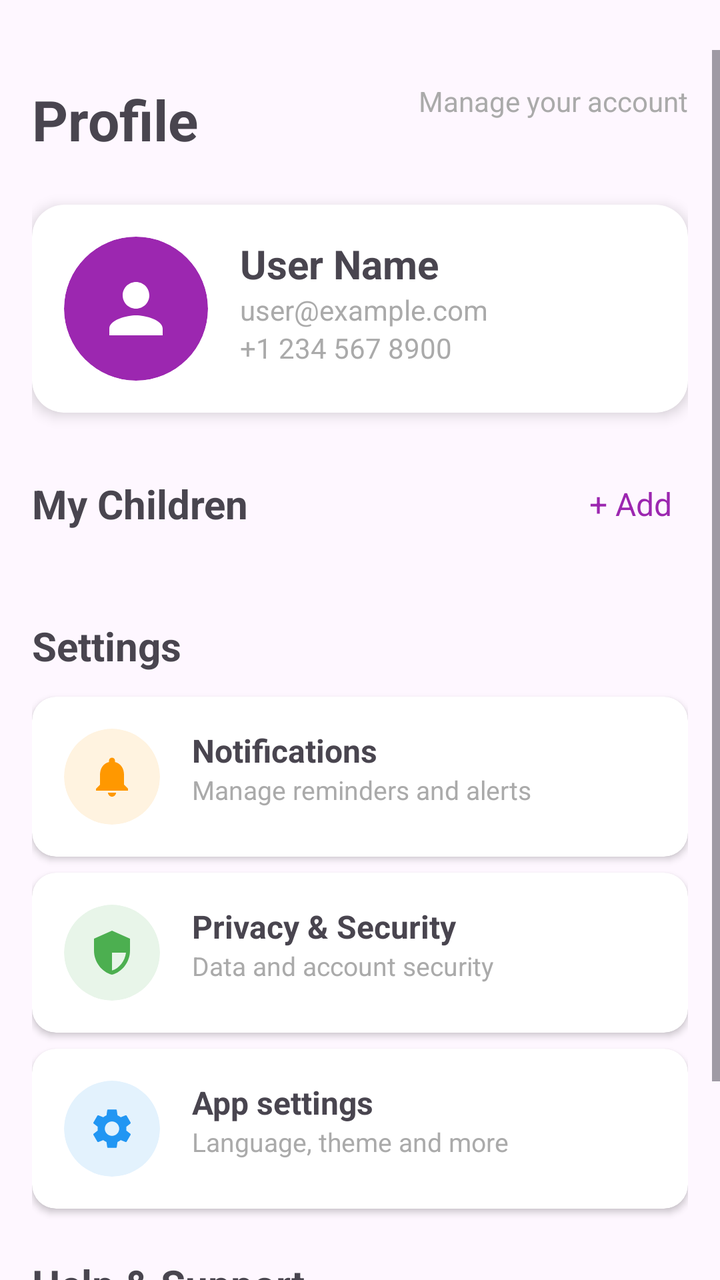
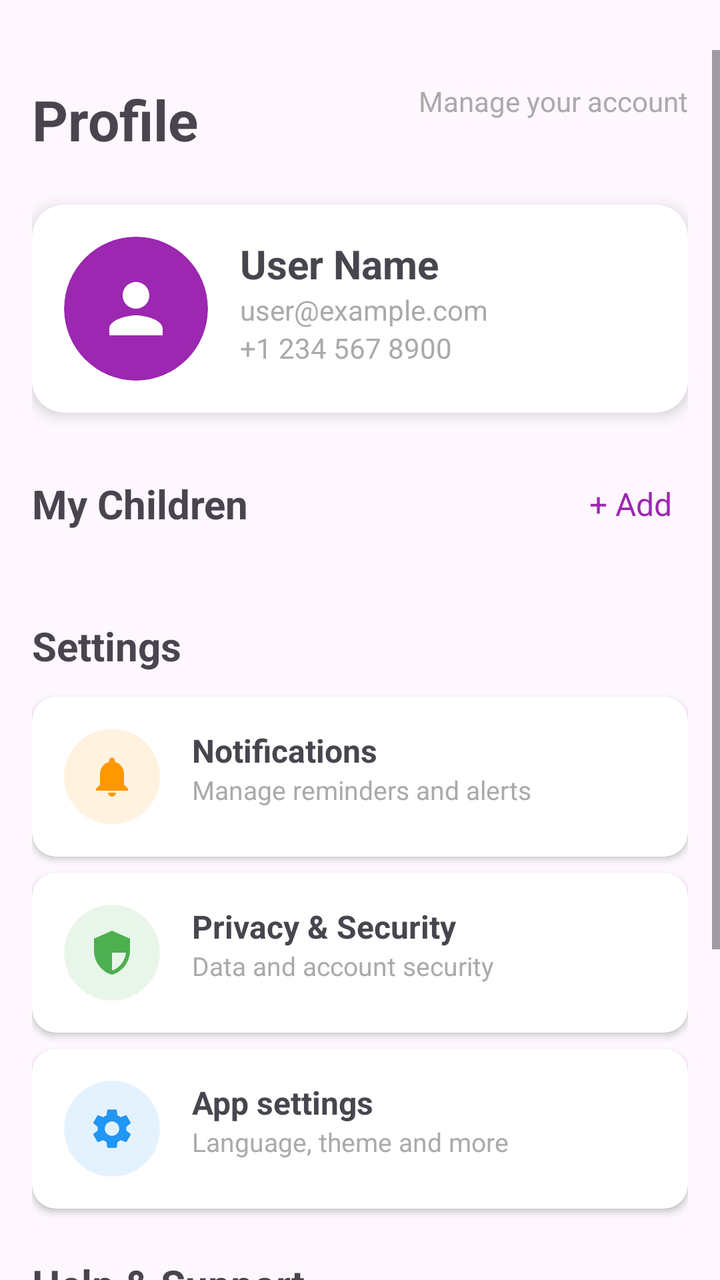

Compare the two renders of this Android layout. The source of the first and the diff that turns it into the second are given below.
<!-- AndroidManifest.xml: application theme Theme.Carelyo -->
<!-- res/layout/fragment_profile.xml -->
<?xml version="1.0" encoding="utf-8"?>
<ScrollView
    xmlns:android="http://schemas.android.com/apk/res/android"
    xmlns:app="http://schemas.android.com/apk/res-auto"
    android:layout_width="match_parent"
    android:layout_height="match_parent"
    android:fillViewport="true"
    android:paddingTop="25dp">

    <androidx.constraintlayout.widget.ConstraintLayout
        android:layout_width="match_parent"
        android:layout_height="wrap_content"
        android:padding="16dp"
        android:paddingBottom="32dp">

        
        <TextView
            android:id="@+id/tvProfileHeader"
            android:layout_width="wrap_content"
            android:layout_height="wrap_content"
            android:text="Profile"
            android:textSize="28sp"
            android:textStyle="bold"
            app:layout_constraintStart_toStartOf="parent"
            app:layout_constraintTop_toTopOf="parent" />

        
        <TextView
            android:id="@+id/tvManageAccount"
            android:layout_width="wrap_content"
            android:layout_height="wrap_content"
            android:text="Manage your account"
            android:textColor="@android:color/darker_gray"
            android:textSize="14sp"
            app:layout_constraintEnd_toEndOf="parent"
            app:layout_constraintTop_toTopOf="parent" />

        
        <androidx.cardview.widget.CardView
            android:id="@+id/cvProfile"
            android:layout_width="match_parent"
            android:layout_height="wrap_content"
            android:layout_marginTop="24dp"
            app:cardCornerRadius="16dp"
            app:cardElevation="4dp"
            app:layout_constraintTop_toBottomOf="@+id/tvProfileHeader">

            <androidx.constraintlayout.widget.ConstraintLayout
                android:layout_width="match_parent"
                android:layout_height="wrap_content"
                android:padding="16dp">

                
                <androidx.cardview.widget.CardView
                    android:id="@+id/cvProfileIcon"
                    android:layout_width="72dp"
                    android:layout_height="72dp"
                    app:cardCornerRadius="36dp"
                    app:cardElevation="0dp"
                    app:cardBackgroundColor="@color/purple_500"
                    app:layout_constraintStart_toStartOf="parent"
                    app:layout_constraintTop_toTopOf="parent">

                    <ImageView
                        android:id="@+id/ivProfileIcon"
                        android:layout_width="40dp"
                        android:layout_height="40dp"
                        android:layout_gravity="center"
                        android:src="@drawable/ic_person"
                        android:tint="@android:color/white" />

                </androidx.cardview.widget.CardView>

                
                <TextView
                    android:id="@+id/tvUserName"
                    android:layout_width="0dp"
                    android:layout_height="wrap_content"
                    android:layout_marginStart="16dp"
                    android:text="User Name"
                    android:textSize="20sp"
                    android:textStyle="bold"
                    app:layout_constraintEnd_toEndOf="parent"
                    app:layout_constraintStart_toEndOf="@+id/cvProfileIcon"
                    app:layout_constraintTop_toTopOf="@+id/cvProfileIcon" />

                
                <TextView
                    android:id="@+id/tvUserEmail"
                    android:layout_width="0dp"
                    android:layout_height="wrap_content"
                    android:text="user@example.com"
                    android:layout_marginStart="16dp"
                    android:textSize="14sp"
                    android:textColor="@android:color/darker_gray"
                    app:layout_constraintEnd_toEndOf="parent"
                    app:layout_constraintStart_toEndOf="@+id/cvProfileIcon"
                    app:layout_constraintTop_toBottomOf="@+id/tvUserName" />

                
                <TextView
                    android:id="@+id/tvUserPhone"
                    android:layout_width="0dp"
                    android:layout_height="wrap_content"
                    android:text="+1 234 567 8900"
                    android:layout_marginStart="16dp"
                    android:textSize="14sp"
                    android:textColor="@android:color/darker_gray"
                    app:layout_constraintEnd_toEndOf="parent"
                    app:layout_constraintStart_toEndOf="@+id/cvProfileIcon"
                    app:layout_constraintTop_toBottomOf="@+id/tvUserEmail" />

            </androidx.constraintlayout.widget.ConstraintLayout>

        </androidx.cardview.widget.CardView>

        
        <TextView
            android:id="@+id/tvMyChildrenHeader"
            android:layout_width="wrap_content"
            android:layout_height="wrap_content"
            android:layout_marginTop="32dp"
            android:text="My Children"
            android:textSize="20sp"
            android:textStyle="bold"
            app:layout_constraintStart_toStartOf="parent"
            app:layout_constraintTop_toBottomOf="@+id/cvProfile" />

        
        <TextView
            android:id="@+id/tvAddChild"
            android:layout_width="wrap_content"
            android:layout_height="wrap_content"
            android:text="+ Add"
            android:textColor="@color/purple_500"
            android:textSize="16sp"
            android:background="?attr/selectableItemBackgroundBorderless"
            android:padding="8dp"
            app:layout_constraintEnd_toEndOf="parent"
            app:layout_constraintTop_toTopOf="@+id/tvMyChildrenHeader"
            app:layout_constraintBottom_toBottomOf="@+id/tvMyChildrenHeader" />

        
        <androidx.recyclerview.widget.RecyclerView
            android:id="@+id/rvChildren"
            android:layout_width="match_parent"
            android:layout_height="wrap_content"
            android:layout_marginTop="12dp"
            app:layout_constraintTop_toBottomOf="@+id/tvMyChildrenHeader"
            app:layout_constraintStart_toStartOf="parent"
            app:layout_constraintEnd_toEndOf="parent" />

        
        <TextView
            android:id="@+id/tvSettingsHeader"
            android:layout_width="wrap_content"
            android:layout_height="wrap_content"
            android:layout_marginTop="32dp"
            android:text="Settings"
            android:textSize="20sp"
            android:textStyle="bold"
            app:layout_constraintStart_toStartOf="parent"
            app:layout_constraintTop_toBottomOf="@+id/rvChildren" />

        
        <androidx.cardview.widget.CardView
            android:id="@+id/cvNotifications"
            android:layout_width="match_parent"
            android:layout_height="wrap_content"
            android:layout_marginTop="12dp"
            app:cardCornerRadius="12dp"
            app:cardElevation="2dp"
            app:layout_constraintTop_toBottomOf="@+id/tvSettingsHeader">

            <androidx.constraintlayout.widget.ConstraintLayout
                android:layout_width="match_parent"
                android:layout_height="wrap_content"
                android:padding="16dp"
                android:clickable="true"
                android:focusable="true"
                android:background="?attr/selectableItemBackground">

                
                <androidx.cardview.widget.CardView
                    android:id="@+id/cvBellIcon"
                    android:layout_width="48dp"
                    android:layout_height="48dp"
                    app:cardCornerRadius="24dp"
                    app:cardElevation="0dp"
                    app:cardBackgroundColor="#FFF3E0"
                    app:layout_constraintStart_toStartOf="parent"
                    app:layout_constraintTop_toTopOf="parent"
                    app:layout_constraintBottom_toBottomOf="parent">

                    <ImageView
                        android:layout_width="24dp"
                        android:layout_height="24dp"
                        android:layout_gravity="center"
                        android:src="@drawable/ic_notifications"
                        android:tint="#FF9800" />

                </androidx.cardview.widget.CardView>

                
                <TextView
                    android:id="@+id/tvNotificationsTitle"
                    android:layout_width="0dp"
                    android:layout_height="wrap_content"
                    android:layout_marginStart="16dp"
                    android:text="Notifications"
                    android:textSize="16sp"
                    android:textStyle="bold"
                    app:layout_constraintStart_toEndOf="@+id/cvBellIcon"
                    app:layout_constraintTop_toTopOf="@+id/cvBellIcon"
                    app:layout_constraintEnd_toEndOf="parent" />

                <TextView
                    android:id="@+id/tvNotificationsSubtitle"
                    android:layout_width="0dp"
                    android:layout_height="wrap_content"
                    android:layout_marginStart="16dp"
                    android:text="Manage reminders and alerts"
                    android:textSize="13sp"
                    android:textColor="@android:color/darker_gray"
                    app:layout_constraintStart_toEndOf="@+id/cvBellIcon"
                    app:layout_constraintTop_toBottomOf="@+id/tvNotificationsTitle"
                    app:layout_constraintEnd_toEndOf="parent" />

            </androidx.constraintlayout.widget.ConstraintLayout>

        </androidx.cardview.widget.CardView>

        
        <androidx.cardview.widget.CardView
            android:id="@+id/cvPrivacySecurity"
            android:layout_width="match_parent"
            android:layout_height="wrap_content"
            android:layout_marginTop="8dp"
            app:cardCornerRadius="12dp"
            app:cardElevation="2dp"
            app:layout_constraintTop_toBottomOf="@+id/cvNotifications">

            <androidx.constraintlayout.widget.ConstraintLayout
                android:layout_width="match_parent"
                android:layout_height="wrap_content"
                android:padding="16dp"
                android:clickable="true"
                android:focusable="true"
                android:background="?attr/selectableItemBackground">

                
                <androidx.cardview.widget.CardView
                    android:id="@+id/cvShieldIcon"
                    android:layout_width="48dp"
                    android:layout_height="48dp"
                    app:cardCornerRadius="24dp"
                    app:cardElevation="0dp"
                    app:cardBackgroundColor="#E8F5E9"
                    app:layout_constraintStart_toStartOf="parent"
                    app:layout_constraintTop_toTopOf="parent"
                    app:layout_constraintBottom_toBottomOf="parent">

                    <ImageView
                        android:layout_width="24dp"
                        android:layout_height="24dp"
                        android:layout_gravity="center"
                        android:src="@drawable/ic_shield"
                        android:tint="#4CAF50" />

                </androidx.cardview.widget.CardView>

                
                <TextView
                    android:id="@+id/tvPrivacyTitle"
                    android:layout_width="0dp"
                    android:layout_height="wrap_content"
                    android:layout_marginStart="16dp"
                    android:text="Privacy &amp; Security"
                    android:textSize="16sp"
                    android:textStyle="bold"
                    app:layout_constraintStart_toEndOf="@+id/cvShieldIcon"
                    app:layout_constraintTop_toTopOf="@+id/cvShieldIcon"
                    app:layout_constraintEnd_toEndOf="parent" />

                <TextView
                    android:id="@+id/tvPrivacySubtitle"
                    android:layout_width="0dp"
                    android:layout_height="wrap_content"
                    android:text="Data and account security"
                    android:layout_marginStart="16dp"
                    android:textSize="13sp"
                    android:textColor="@android:color/darker_gray"
                    app:layout_constraintStart_toEndOf="@+id/cvShieldIcon"
                    app:layout_constraintTop_toBottomOf="@+id/tvPrivacyTitle"
                    app:layout_constraintEnd_toEndOf="parent" />

            </androidx.constraintlayout.widget.ConstraintLayout>

        </androidx.cardview.widget.CardView>

        
        <androidx.cardview.widget.CardView
            android:id="@+id/cvAppSettings"
            android:layout_width="match_parent"
            android:layout_height="wrap_content"
            android:layout_marginTop="8dp"
            app:cardCornerRadius="12dp"
            app:cardElevation="2dp"
            app:layout_constraintTop_toBottomOf="@+id/cvPrivacySecurity">

            <androidx.constraintlayout.widget.ConstraintLayout
                android:layout_width="match_parent"
                android:layout_height="wrap_content"
                android:padding="16dp"
                android:clickable="true"
                android:focusable="true"
                android:background="?attr/selectableItemBackground">

                
                <androidx.cardview.widget.CardView
                    android:id="@+id/cvSettingsIcon"
                    android:layout_width="48dp"
                    android:layout_height="48dp"
                    app:cardCornerRadius="24dp"
                    app:cardElevation="0dp"
                    app:cardBackgroundColor="#E3F2FD"
                    app:layout_constraintStart_toStartOf="parent"
                    app:layout_constraintTop_toTopOf="parent"
                    app:layout_constraintBottom_toBottomOf="parent">

                    <ImageView
                        android:layout_width="24dp"
                        android:layout_height="24dp"
                        android:layout_gravity="center"
                        android:src="@drawable/ic_settings"
                        android:tint="#2196F3" />

                </androidx.cardview.widget.CardView>

                
                <TextView
                    android:id="@+id/tvAppSettingsTitle"
                    android:layout_width="0dp"
                    android:layout_height="wrap_content"
                    android:layout_marginStart="16dp"
                    android:text="App settings"
                    android:textSize="16sp"
                    android:textStyle="bold"
                    app:layout_constraintStart_toEndOf="@+id/cvSettingsIcon"
                    app:layout_constraintTop_toTopOf="@+id/cvSettingsIcon"
                    app:layout_constraintEnd_toEndOf="parent" />

                <TextView
                    android:id="@+id/tvAppSettingsSubtitle"
                    android:layout_width="0dp"
                    android:layout_height="wrap_content"
                    android:text="Language, theme and more"
                    android:layout_marginStart="16dp"
                    android:textSize="13sp"
                    android:textColor="@android:color/darker_gray"
                    app:layout_constraintStart_toEndOf="@+id/cvSettingsIcon"
                    app:layout_constraintTop_toBottomOf="@+id/tvAppSettingsTitle"
                    app:layout_constraintEnd_toEndOf="parent" />

            </androidx.constraintlayout.widget.ConstraintLayout>

        </androidx.cardview.widget.CardView>

        
        <TextView
            android:id="@+id/tvHelpSupportHeader"
            android:layout_width="wrap_content"
            android:layout_height="wrap_content"
            android:layout_marginTop="24dp"
            android:text="Help &amp; Support"
            android:textSize="20sp"
            android:textStyle="bold"
            app:layout_constraintStart_toStartOf="parent"
            app:layout_constraintTop_toBottomOf="@+id/cvAppSettings" />

        
        <androidx.cardview.widget.CardView
            android:id="@+id/cvHelpSupport"
            android:layout_width="match_parent"
            android:layout_height="wrap_content"
            android:layout_marginTop="12dp"
            app:cardCornerRadius="12dp"
            app:cardElevation="2dp"
            app:layout_constraintTop_toBottomOf="@+id/tvHelpSupportHeader">

            <androidx.constraintlayout.widget.ConstraintLayout
                android:layout_width="match_parent"
                android:layout_height="wrap_content"
                android:padding="16dp"
                android:clickable="true"
                android:focusable="true"
                android:background="?attr/selectableItemBackground">

                
                <androidx.cardview.widget.CardView
                    android:id="@+id/cvHelpIcon"
                    android:layout_width="48dp"
                    android:layout_height="48dp"
                    app:cardCornerRadius="24dp"
                    app:cardElevation="0dp"
                    app:cardBackgroundColor="#FCE4EC"
                    app:layout_constraintStart_toStartOf="parent"
                    app:layout_constraintTop_toTopOf="parent"
                    app:layout_constraintBottom_toBottomOf="parent">

                    <ImageView
                        android:layout_width="24dp"
                        android:layout_height="24dp"
                        android:layout_gravity="center"
                        android:src="@drawable/ic_help"
                        android:tint="#E91E63" />

                </androidx.cardview.widget.CardView>

                
                <TextView
                    android:id="@+id/tvHelpTitle"
                    android:layout_width="0dp"
                    android:layout_height="wrap_content"
                    android:layout_marginStart="16dp"
                    android:text="FAQs and contact support"
                    android:textSize="16sp"
                    android:textStyle="bold"
                    app:layout_constraintStart_toEndOf="@+id/cvHelpIcon"
                    app:layout_constraintTop_toTopOf="@+id/cvHelpIcon"
                    app:layout_constraintEnd_toEndOf="parent" />

            </androidx.constraintlayout.widget.ConstraintLayout>

        </androidx.cardview.widget.CardView>

    </androidx.constraintlayout.widget.ConstraintLayout>
</ScrollView>
<!-- resources referenced by this layout -->
<resources>
  <color name="purple_500">#9C27B0</color>
  <!-- drawable ic_help (drawable) -->
  <vector xmlns:android="http://schemas.android.com/apk/res/android"
      android:width="24dp"
      android:height="24dp"
      android:viewportWidth="24"
      android:viewportHeight="24">
      <path
          android:fillColor="#E91E63"
          android:pathData="M12,2C6.48,2 2,6.48 2,12s4.48,10 10,10 10,-4.48 10,-10S17.52,2 12,2zM13,19h-2v-2h2v2zM15.07,11.25l-0.9,0.92C13.45,12.9 13,13.5 13,15h-2v-0.5c0,-1.1 0.45,-2.1 1.17,-2.83l1.24,-1.26c0.37,-0.36 0.59,-0.86 0.59,-1.41 0,-1.1 -0.9,-2 -2,-2s-2,0.9 -2,2H8c0,-2.21 1.79,-4 4,-4s4,1.79 4,4c0,0.88 -0.36,1.68 -0.93,2.25z"/>
  </vector>
  <!-- drawable ic_notifications (drawable) -->
  <vector xmlns:android="http://schemas.android.com/apk/res/android"
      android:width="24dp"
      android:height="24dp"
      android:viewportWidth="24"
      android:viewportHeight="24">
      <path
          android:fillColor="#FF9800"
          android:pathData="M12,22c1.1,0 2,-0.9 2,-2h-4c0,1.1 0.9,2 2,2zM18,16v-5c0,-3.07 -1.63,-5.64 -4.5,-6.32L13.5,4c0,-0.83 -0.67,-1.5 -1.5,-1.5s-1.5,0.67 -1.5,1.5v0.68C7.64,5.36 6,7.93 6,11v5l-2,2v1h16v-1l-2,-2z"/>
  </vector>
  <!-- drawable ic_person (drawable) -->
  <vector xmlns:android="http://schemas.android.com/apk/res/android"
      android:width="24dp"
      android:height="24dp"
      android:viewportWidth="24"
      android:viewportHeight="24">
      <path
          android:fillColor="#FFFFFF"
          android:pathData="M12,12c2.21,0 4,-1.79 4,-4s-1.79,-4 -4,-4 -4,1.79 -4,4 1.79,4 4,4zM12,14c-2.67,0 -8,1.34 -8,4v2h16v-2c0,-2.66 -5.33,-4 -8,-4z"/>
  </vector>
  <!-- drawable ic_settings (drawable) -->
  <vector xmlns:android="http://schemas.android.com/apk/res/android"
      android:width="24dp"
      android:height="24dp"
      android:viewportWidth="24"
      android:viewportHeight="24">
      <path
          android:fillColor="#2196F3"
          android:pathData="M19.14,12.94c0.04,-0.3 0.06,-0.61 0.06,-0.94c0,-0.32 -0.02,-0.64 -0.07,-0.94l2.03,-1.58c0.18,-0.14 0.23,-0.41 0.12,-0.61l-1.92,-3.32c-0.12,-0.22 -0.37,-0.29 -0.59,-0.22l-2.39,0.96c-0.5,-0.38 -1.03,-0.7 -1.62,-0.94L14.4,2.81c-0.04,-0.24 -0.24,-0.41 -0.48,-0.41h-3.84c-0.24,0 -0.43,0.17 -0.47,0.41L9.25,5.35C8.66,5.59 8.12,5.92 7.63,6.29L5.24,5.33c-0.22,-0.08 -0.47,0 -0.59,0.22L2.74,8.87C2.62,9.08 2.66,9.34 2.86,9.48l2.03,1.58C4.84,11.36 4.8,11.69 4.8,12s0.02,0.64 0.07,0.94l-2.03,1.58c-0.18,0.14 -0.23,0.41 -0.12,0.61l1.92,3.32c0.12,0.22 0.37,0.29 0.59,0.22l2.39,-0.96c0.5,0.38 1.03,0.7 1.62,0.94l0.36,2.54c0.05,0.24 0.24,0.41 0.48,0.41h3.84c0.24,0 0.44,-0.17 0.47,-0.41l0.36,-2.54c0.59,-0.24 1.13,-0.56 1.62,-0.94l2.39,0.96c0.22,0.08 0.47,0 0.59,-0.22l1.92,-3.32c0.12,-0.22 0.07,-0.47 -0.12,-0.61L19.14,12.94zM12,15.6c-1.98,0 -3.6,-1.62 -3.6,-3.6s1.62,-3.6 3.6,-3.6s3.6,1.62 3.6,3.6S13.98,15.6 12,15.6z"/>
  </vector>
  <!-- drawable ic_shield (drawable) -->
  <vector xmlns:android="http://schemas.android.com/apk/res/android"
      android:width="24dp"
      android:height="24dp"
      android:viewportWidth="24"
      android:viewportHeight="24">
      <path
          android:fillColor="#4CAF50"
          android:pathData="M12,1L3,5v6c0,5.55 3.84,10.74 9,12 5.16,-1.26 9,-6.45 9,-12L21,5l-9,-4zM12,11.99h7c-0.53,4.12 -3.28,7.79 -7,8.94L12,11.99z"/>
  </vector>
  <style name="Theme.Carelyo" parent="Base.Theme.Carelyo" />
  <style name="Base.Theme.Carelyo" parent="Theme.Material3.DayNight.NoActionBar">
          
          
      </style>
</resources>

<!-- the commit's change to res/layout/fragment_profile.xml (unified diff, before → after) -->
@@ -67,7 +67,7 @@
                         android:layout_height="40dp"
                         android:layout_gravity="center"
                         android:src="@drawable/ic_person"
-                        android:tint="@android:color/white" />
+                        app:tint="@android:color/white" />
 
                 </androidx.cardview.widget.CardView>
 
@@ -197,7 +197,7 @@
                         android:layout_height="24dp"
                         android:layout_gravity="center"
                         android:src="@drawable/ic_notifications"
-                        android:tint="#FF9800" />
+                        app:tint="#FF9800" />
 
                 </androidx.cardview.widget.CardView>
 
@@ -265,7 +265,7 @@
                         android:layout_height="24dp"
                         android:layout_gravity="center"
                         android:src="@drawable/ic_shield"
-                        android:tint="#4CAF50" />
+                        app:tint="#4CAF50" />
 
                 </androidx.cardview.widget.CardView>
 
@@ -333,7 +333,7 @@
                         android:layout_height="24dp"
                         android:layout_gravity="center"
                         android:src="@drawable/ic_settings"
-                        android:tint="#2196F3" />
+                        app:tint="#2196F3" />
 
                 </androidx.cardview.widget.CardView>
 
@@ -413,7 +413,7 @@
                         android:layout_height="24dp"
                         android:layout_gravity="center"
                         android:src="@drawable/ic_help"
-                        android:tint="#E91E63" />
+                        app:tint="#E91E63" />
 
                 </androidx.cardview.widget.CardView>
 
@@ -434,5 +434,72 @@
 
         </androidx.cardview.widget.CardView>
 
+        
+        <androidx.cardview.widget.CardView
+            android:id="@+id/cvLogout"
+            android:layout_width="match_parent"
+            android:layout_height="wrap_content"
+            android:layout_marginTop="32dp"
+            app:cardCornerRadius="12dp"
+            app:cardElevation="2dp"
+            android:clickable="true"
+            android:focusable="true"
+            android:foreground="?attr/selectableItemBackground"
+            app:layout_constraintTop_toBottomOf="@+id/cvHelpSupport">
+
+            <androidx.constraintlayout.widget.ConstraintLayout
+                android:layout_width="match_parent"
+                android:layout_height="wrap_content"
+                android:padding="16dp">
+
+                <androidx.cardview.widget.CardView
+                    android:id="@+id/cvLogoutIcon"
+                    android:layout_width="48dp"
+                    android:layout_height="48dp"
+                    app:cardCornerRadius="24dp"
+                    app:cardElevation="0dp"
+                    app:cardBackgroundColor="#FFEBEE"
+                    app:layout_constraintStart_toStartOf="parent"
+                    app:layout_constraintTop_toTopOf="parent"
+                    app:layout_constraintBottom_toBottomOf="parent">
+
+                    <ImageView
+                        android:layout_width="24dp"
+                        android:layout_height="24dp"
+                        android:layout_gravity="center"
+                        android:src="@drawable/ic_logout"
+                        app:tint="#F44336" />
+
+                </androidx.cardview.widget.CardView>
+
+                <TextView
+                    android:id="@+id/tvLogoutTitle"
+                    android:layout_width="0dp"
+                    android:layout_height="wrap_content"
+                    android:layout_marginStart="16dp"
+                    android:text="Logout"
+                    android:textSize="16sp"
+                    android:textStyle="bold"
+                    android:textColor="#F44336"
+                    app:layout_constraintStart_toEndOf="@+id/cvLogoutIcon"
+                    app:layout_constraintTop_toTopOf="@+id/cvLogoutIcon"
+                    app:layout_constraintEnd_toEndOf="parent" />
+
+                <TextView
+                    android:id="@+id/tvLogoutSubtitle"
+                    android:layout_width="0dp"
+                    android:layout_height="wrap_content"
+                    android:layout_marginStart="16dp"
+                    android:text="Sign out of your account"
+                    android:textSize="13sp"
+                    android:textColor="@android:color/darker_gray"
+                    app:layout_constraintStart_toEndOf="@+id/cvLogoutIcon"
+                    app:layout_constraintTop_toBottomOf="@+id/tvLogoutTitle"
+                    app:layout_constraintEnd_toEndOf="parent" />
+
+            </androidx.constraintlayout.widget.ConstraintLayout>
+
+        </androidx.cardview.widget.CardView>
+
     </androidx.constraintlayout.widget.ConstraintLayout>
 </ScrollView>
<!-- resource entries referenced after the edit -->
@@ -10,6 +10,16 @@
       <path
           android:fillColor="#E91E63"
           android:pathData="M12,2C6.48,2 2,6.48 2,12s4.48,10 10,10 10,-4.48 10,-10S17.52,2 12,2zM13,19h-2v-2h2v2zM15.07,11.25l-0.9,0.92C13.45,12.9 13,13.5 13,15h-2v-0.5c0,-1.1 0.45,-2.1 1.17,-2.83l1.24,-1.26c0.37,-0.36 0.59,-0.86 0.59,-1.41 0,-1.1 -0.9,-2 -2,-2s-2,0.9 -2,2H8c0,-2.21 1.79,-4 4,-4s4,1.79 4,4c0,0.88 -0.36,1.68 -0.93,2.25z"/>
+  </vector>
+  <!-- drawable ic_logout (drawable) -->
+  <vector xmlns:android="http://schemas.android.com/apk/res/android"
+      android:width="24dp"
+      android:height="24dp"
+      android:viewportWidth="24"
+      android:viewportHeight="24">
+      <path
+          android:fillColor="#FF000000"
+          android:pathData="M17,7l-1.41,1.41L18.17,11H8v2h10.17l-2.58,2.58L17,17l5,-5zM4,5h8V3H4c-1.1,0,-2,0.9,-2,2v14c0,1.1,0.9,2,2,2h8v-2H4V5z"/>
   </vector>
   <!-- drawable ic_notifications (drawable) -->
   <vector xmlns:android="http://schemas.android.com/apk/res/android"
